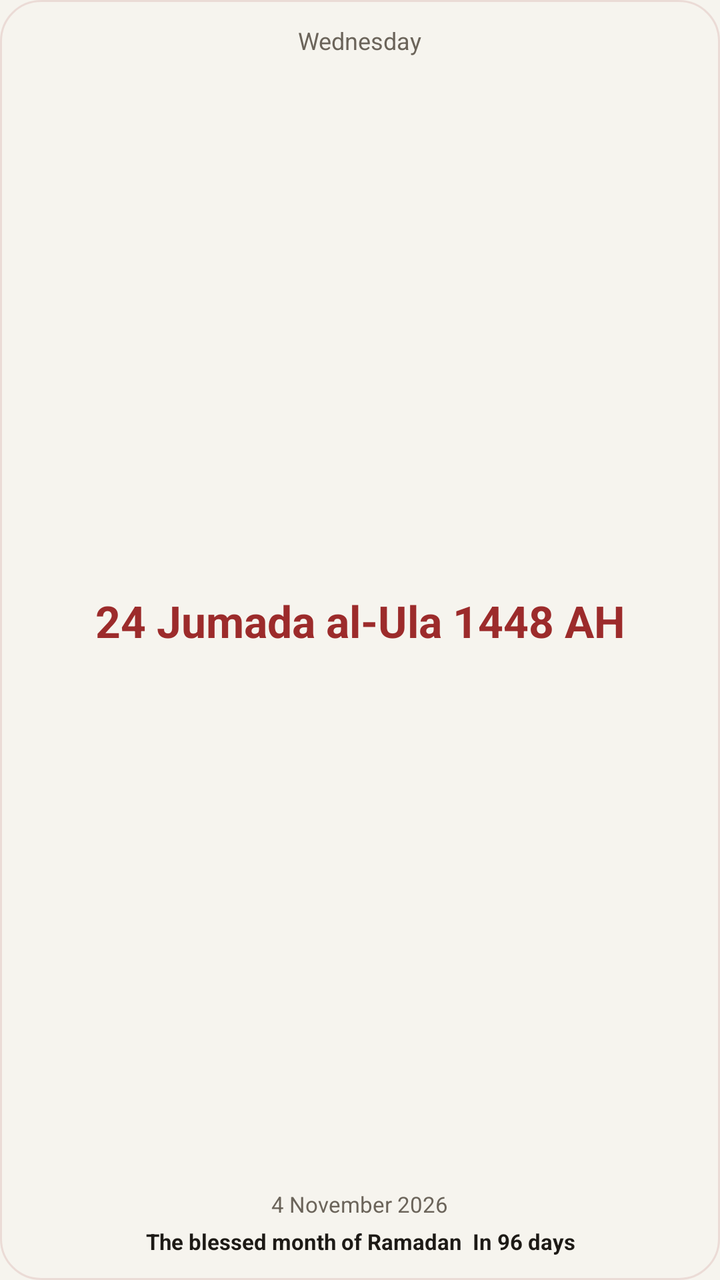
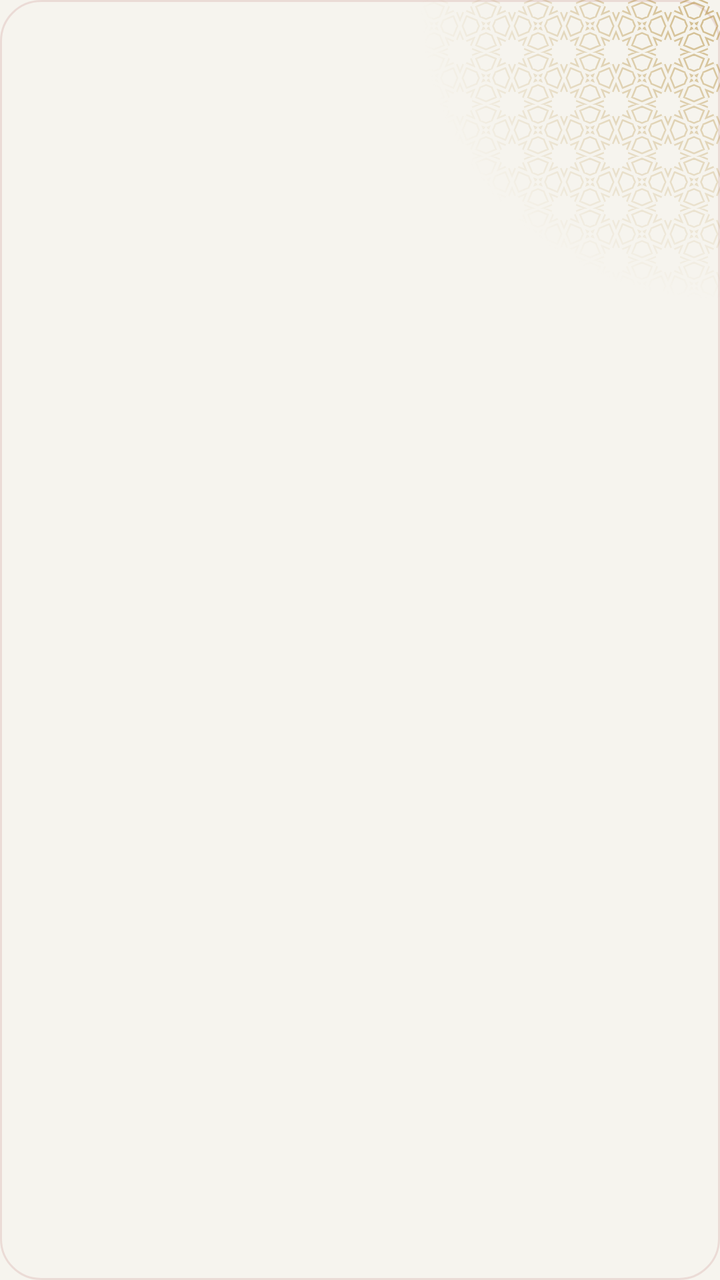

Screens rendered from an Android XML layout before and after an edit, with the pre-edit source and the edit as a unified diff.
<!-- AndroidManifest.xml: application theme Theme.App -->
<!-- res/layout/widget_hijri.xml -->
<?xml version="1.0" encoding="utf-8"?>
<LinearLayout xmlns:android="http://schemas.android.com/apk/res/android"
    android:id="@+id/hijri_root"
    android:layout_width="match_parent" android:layout_height="match_parent"
    android:orientation="vertical" android:gravity="center" android:padding="12dp"
    android:background="@drawable/widget_paper" android:layoutDirection="locale">
    <TextView android:id="@+id/hijri_day" android:layout_width="wrap_content" android:layout_height="wrap_content"
        android:text="@string/widgetSample19" android:textSize="12sp" android:textColor="@color/widgetMuted" android:maxLines="1"/>
    
    <TextView android:id="@+id/hijri_date" android:layout_width="match_parent" android:layout_height="0dp" android:layout_weight="1"
        android:text="@string/widgetSample20" android:textSize="18sp" android:textStyle="bold" android:textColor="@color/widgetAccent"
        android:maxLines="2" android:gravity="center"
        android:autoSizeTextType="uniform" android:autoSizeMinTextSize="11sp" android:autoSizeMaxTextSize="22sp"/>
    <TextView android:id="@+id/hijri_civil" android:layout_width="wrap_content" android:layout_height="wrap_content"
        android:text="@string/widgetSample21" android:textSize="11sp" android:textColor="@color/widgetMuted" android:maxLines="1" android:layout_marginTop="2dp"/>
    <TextView android:id="@+id/hijri_occasion" android:layout_width="match_parent" android:layout_height="wrap_content"
        android:text="@string/widgetSample22" android:textSize="11sp" android:textStyle="bold" android:textColor="@color/widgetInk"
        android:maxLines="2" android:ellipsize="end" android:gravity="center" android:layout_marginTop="4dp"/>
</LinearLayout>
<!-- resources referenced by this layout -->
<resources>
  <color name="widgetAccent">#9c2b2b</color>
  <color name="widgetInk">#1d1a16</color>
  <color name="widgetMuted">#6b645a</color>
  <!-- drawable widget_paper (drawable) -->
  <?xml version="1.0" encoding="utf-8"?>
  <shape xmlns:android="http://schemas.android.com/apk/res/android" android:shape="rectangle">
      <solid android:color="@color/widgetSurface"/>
      <stroke android:width="1dp" android:color="@color/widgetTrack"/>
      <corners android:radius="20dp"/>
  </shape>
  <string name="widgetSample19">Wednesday</string>
  <string name="widgetSample20">24 Jumada al-Ula 1448 AH</string>
  <string name="widgetSample21">4 November 2026</string>
  <string name="widgetSample22">"The blessed month of Ramadan  In 96 days"</string>
  <style name="Theme.App" parent="android:Theme.Material.Light.NoActionBar">
          <item name="android:windowBackground">@drawable/window_splash</item>
          <item name="android:statusBarColor">@color/backgroundColor</item>
          <item name="android:navigationBarColor">@color/backgroundColor</item>
      </style>
  <color name="widgetSurface">#f6f4ee</color>
  <color name="widgetTrack">#1F9c2b2b</color>
  <!-- drawable window_splash (drawable) -->
  <?xml version="1.0" encoding="utf-8"?>
  <layer-list xmlns:android="http://schemas.android.com/apk/res/android">
      <item android:drawable="@color/backgroundColor"/>
      <item android:drawable="@drawable/splash" android:gravity="center" android:width="120dp" android:height="120dp"/>
  </layer-list>
  <color name="backgroundColor">#f6f4ee</color>
  <!-- drawable splash: png bitmap (drawable-hdpi, 52970 bytes) -->
</resources>

<!-- the commit's change to res/layout/widget_hijri.xml (unified diff, before → after) -->
@@ -1,19 +1,26 @@
 <?xml version="1.0" encoding="utf-8"?>
-<LinearLayout xmlns:android="http://schemas.android.com/apk/res/android"
+<FrameLayout xmlns:android="http://schemas.android.com/apk/res/android"
+    xmlns:tools="http://schemas.android.com/tools" tools:ignore="ContentDescription"
     android:id="@+id/hijri_root"
     android:layout_width="match_parent" android:layout_height="match_parent"
-    android:orientation="vertical" android:gravity="center" android:padding="12dp"
     android:background="@drawable/widget_paper" android:layoutDirection="locale">
-    <TextView android:id="@+id/hijri_day" android:layout_width="wrap_content" android:layout_height="wrap_content"
-        android:text="@string/widgetSample19" android:textSize="12sp" android:textColor="@color/widgetMuted" android:maxLines="1"/>
-    
-    <TextView android:id="@+id/hijri_date" android:layout_width="match_parent" android:layout_height="0dp" android:layout_weight="1"
-        android:text="@string/widgetSample20" android:textSize="18sp" android:textStyle="bold" android:textColor="@color/widgetAccent"
-        android:maxLines="2" android:gravity="center"
-        android:autoSizeTextType="uniform" android:autoSizeMinTextSize="11sp" android:autoSizeMaxTextSize="22sp"/>
-    <TextView android:id="@+id/hijri_civil" android:layout_width="wrap_content" android:layout_height="wrap_content"
-        android:text="@string/widgetSample21" android:textSize="11sp" android:textColor="@color/widgetMuted" android:maxLines="1" android:layout_marginTop="2dp"/>
-    <TextView android:id="@+id/hijri_occasion" android:layout_width="match_parent" android:layout_height="wrap_content"
-        android:text="@string/widgetSample22" android:textSize="11sp" android:textStyle="bold" android:textColor="@color/widgetInk"
-        android:maxLines="2" android:ellipsize="end" android:gravity="center" android:layout_marginTop="4dp"/>
-</LinearLayout>
+    <ImageView android:layout_width="150dp" android:layout_height="150dp" android:layout_gravity="top|end"
+        android:src="@drawable/widget_orn_band" android:tint="@color/widgetOrnament" android:tintMode="src_in"
+        android:importantForAccessibility="no"/>
+    <LinearLayout
+        android:layout_width="match_parent" android:layout_height="match_parent"
+        android:orientation="vertical" android:gravity="center_horizontal" android:padding="12dp">
+        <ImageView android:id="@+id/hijri_day" android:layout_width="wrap_content" android:layout_height="wrap_content"
+            android:adjustViewBounds="true" android:scaleType="fitCenter"
+            android:tint="@color/widgetMuted" android:tintMode="src_in"/>
+        
+        <ImageView android:id="@+id/hijri_date" android:layout_width="match_parent" android:layout_height="0dp" android:layout_weight="1"
+            android:scaleType="centerInside" android:tint="@color/widgetAccent" android:tintMode="src_in"/>
+        <ImageView android:id="@+id/hijri_civil" android:layout_width="wrap_content" android:layout_height="wrap_content"
+            android:adjustViewBounds="true" android:scaleType="fitCenter"
+            android:tint="@color/widgetMuted" android:tintMode="src_in"/>
+        <ImageView android:id="@+id/hijri_occasion" android:layout_width="wrap_content" android:layout_height="wrap_content"
+            android:layout_marginTop="4dp" android:adjustViewBounds="true" android:scaleType="fitCenter"
+            android:tint="@color/widgetInk" android:tintMode="src_in"/>
+    </LinearLayout>
+</FrameLayout>
<!-- resource entries referenced after the edit -->
@@ -3,6 +3,11 @@
   <color name="widgetAccent">#9c2b2b</color>
   <color name="widgetInk">#1d1a16</color>
   <color name="widgetMuted">#6b645a</color>
+  <color name="widgetOrnament">#8CB08833</color>
+  <!-- drawable widget_orn_band (drawable) -->
+  <?xml version="1.0" encoding="utf-8"?>
+  <bitmap xmlns:android="http://schemas.android.com/apk/res/android"
+      android:src="@drawable/widget_orn_band_mask" android:autoMirrored="true"/>
   <!-- drawable widget_paper (drawable) -->
   <?xml version="1.0" encoding="utf-8"?>
   <shape xmlns:android="http://schemas.android.com/apk/res/android" android:shape="rectangle">
@@ -10,15 +15,12 @@
       <stroke android:width="1dp" android:color="@color/widgetTrack"/>
       <corners android:radius="20dp"/>
   </shape>
-  <string name="widgetSample19">Wednesday</string>
-  <string name="widgetSample20">24 Jumada al-Ula 1448 AH</string>
-  <string name="widgetSample21">4 November 2026</string>
-  <string name="widgetSample22">"The blessed month of Ramadan  In 96 days"</string>
   <style name="Theme.App" parent="android:Theme.Material.Light.NoActionBar">
           <item name="android:windowBackground">@drawable/window_splash</item>
           <item name="android:statusBarColor">@color/backgroundColor</item>
           <item name="android:navigationBarColor">@color/backgroundColor</item>
       </style>
+  <!-- drawable widget_orn_band_mask: webp bitmap (drawable-hdpi, 18976 bytes) -->
   <color name="widgetSurface">#f6f4ee</color>
   <color name="widgetTrack">#1F9c2b2b</color>
   <!-- drawable window_splash (drawable) -->
